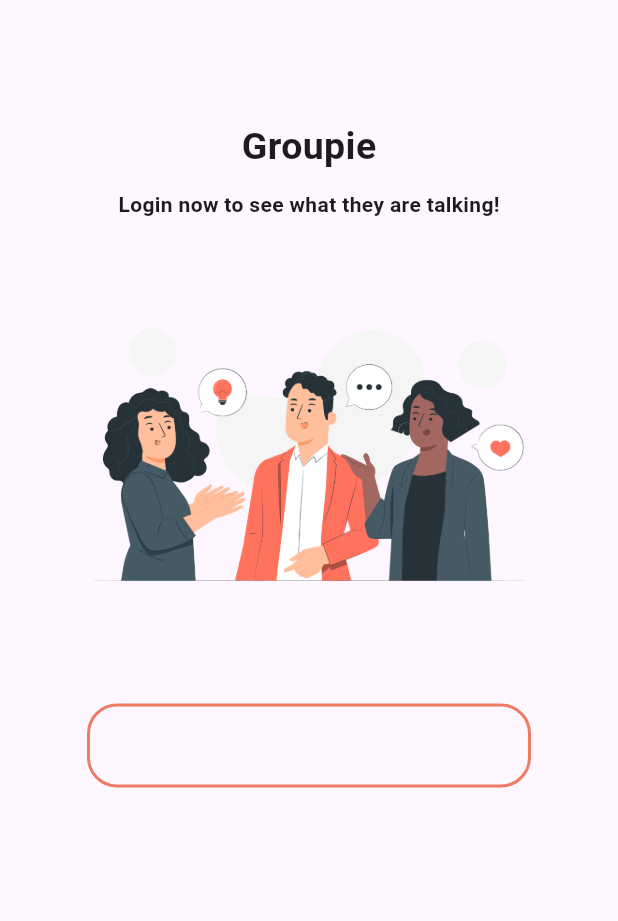
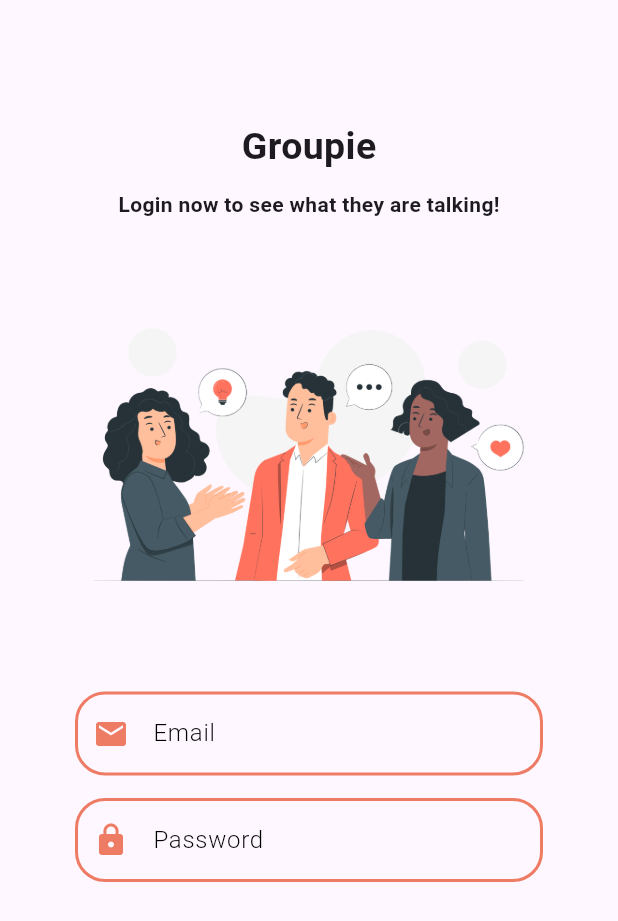
Before and after one commit to mertaksoyy/ChatApp, a Flutter app: the screen it shows after launch, on a phone screen of 412 x 824 dp. Shown: the top 921 px of the screen. Run offline on Flutter 3.47's test engine with Material 3 defaults, Android fonts, the phone set to English and light mode, and no system bars; our stand-ins replace firebase_core, shared_preferences; accounts and stored records are empty.

Commit message:
Chat App
login page widgets updates

```diff
--- a/chatapp_firebase/lib/pages/login_page.dart
+++ b/chatapp_firebase/lib/pages/login_page.dart
@@ -10,6 +10,8 @@ class LoginPage extends StatefulWidget {
 
 class _LoginPageState extends State<LoginPage> {
   final formKey = GlobalKey<FormState>();
+  String email = " ";
+  String password = " ";
   @override
   Widget build(BuildContext context) {
     return Scaffold(
@@ -37,11 +39,49 @@ class _LoginPageState extends State<LoginPage> {
                 height: 3,
               ),
               Image.asset("images/login.png"),
-              Padding(
-                padding: const EdgeInsets.all(8.0),
-                child: TextFormField(
-                  decoration: textInputDecoration,
+              TextFormField(
+                decoration: textInputDecoration.copyWith(
+                  labelText: "Email",
+                  prefixIcon: const Icon(
+                    Icons.email,
+                    color: Color(0xFFee7b64),
+                  ),
                 ),
+                onChanged: (val) {
+                  email = val;
+                },
+                //check the validation
+                validator: (val) {
+                  return RegExp(
+                              r"^[a-zA-Z0-9.a-zA-Z0-9.!#$%&'*+-/=?^_`{|}~]+@[a-zA-Z0-9]+\.[a-zA-Z]+")
+                          .hasMatch(val!)
+                      ? null
+                      : "Please enter a valid email";
+                },
+              ),
+              SizedBox(
+                height: 15,
+              ),
+              TextFormField(
+                obscureText: true,
+                decoration: textInputDecoration.copyWith(
+                  labelText: "Password",
+                  prefixIcon: const Icon(
+                    Icons.lock,
+                    color: Color(0xFFee7b64),
+                  ),
+                ),
+                validator: (val) {
+                  if (/*val.length < 6 || val == null*/ val == null ||
+                      val.length < 6) {
+                    return "Password must be longer than 6 character or can not be empty";
+                  } else {
+                    return null;
+                  }
+                },
+                onChanged: (val) {
+                  password = val;
+                },
               )
             ],
           ),
--- a/chatapp_firebase/lib/widgets/widgets.dart
+++ b/chatapp_firebase/lib/widgets/widgets.dart
@@ -3,6 +3,7 @@ import 'package:flutter/material.dart';
 const textInputDecoration = InputDecoration(
   labelStyle: TextStyle(color: Colors.black, fontWeight: FontWeight.w300),
   focusedBorder: OutlineInputBorder(
+    //when user clicked (focused) this code enabeig
     borderRadius: BorderRadius.all(Radius.circular(20.0)),
     borderSide: BorderSide(color: Color(0xFFee7b64), width: 2),
   ),
```
